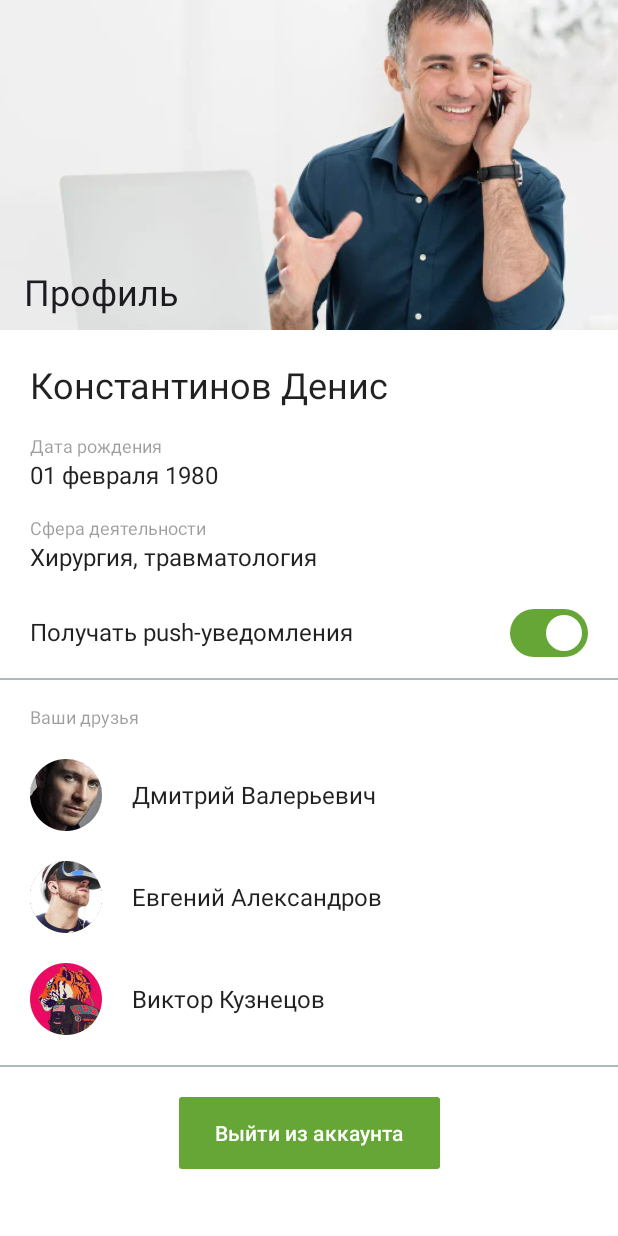
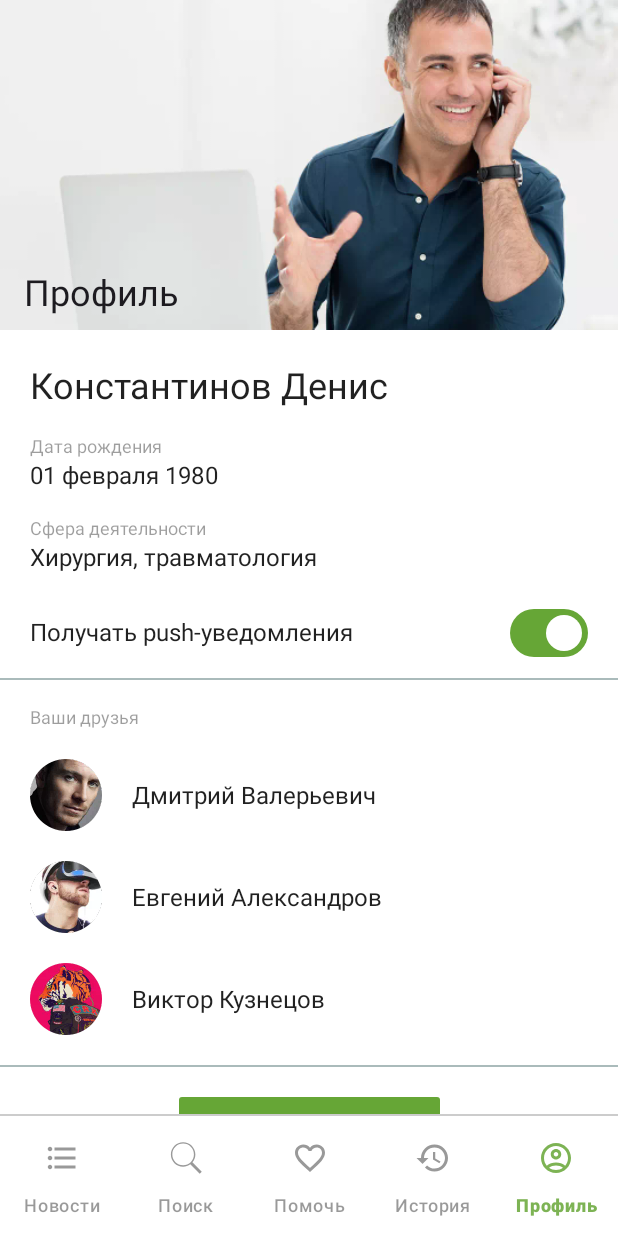
Before and after one commit to yaroslavss/Android_Practicum, an Android app: the screen it shows after launch (MainActivity), on a phone screen of 412 x 824 dp. Run offline under Robolectric (Android 15) with nearby library versions, the phone set to English and light mode, and no system bars; our stand-ins replace navigation-ui.

Commit message:
Add BottomNavigationView

```diff
--- a/app/src/main/java/com/yara/android_practicum/ui/MainActivity.kt
+++ b/app/src/main/java/com/yara/android_practicum/ui/MainActivity.kt
@@ -2,6 +2,10 @@ package com.yara.android_practicum.ui
 
 import android.os.Bundle
 import androidx.appcompat.app.AppCompatActivity
+import androidx.navigation.findNavController
+import androidx.navigation.ui.setupWithNavController
+import com.google.android.material.bottomnavigation.BottomNavigationView
+import com.yara.android_practicum.R
 import com.yara.android_practicum.databinding.ActivityMainBinding
 
 class MainActivity : AppCompatActivity() {
@@ -13,5 +17,10 @@ class MainActivity : AppCompatActivity() {
 
         binding = ActivityMainBinding.inflate(layoutInflater)
         setContentView(binding.root)
+
+        // set up navigation
+        val bottomNavView: BottomNavigationView = findViewById(R.id.bottom_navigation)
+        val navController = findNavController(R.id.nav_host_fragment_content_main)
+        bottomNavView.setupWithNavController(navController)
     }
 }
--- /dev/null
+++ b/app/src/main/res/color/bottom_nav_color.xml
@@ -0,0 +1,5 @@
+<?xml version="1.0" encoding="utf-8"?>
+<selector xmlns:android="http://schemas.android.com/apk/res/android">
+    <item android:color="@color/turtle_green" android:state_checked="true" />
+    <item android:color="@color/black_40" />
+</selector>
--- /dev/null
+++ b/app/src/main/res/drawable/ic_bottomnav_help.xml
@@ -0,0 +1,5 @@
+<vector android:height="24dp" android:tint="#000000"
+    android:viewportHeight="24" android:viewportWidth="24"
+    android:width="24dp" xmlns:android="http://schemas.android.com/apk/res/android">
+    <path android:fillColor="@android:color/white" android:pathData="M16.5,3c-1.74,0 -3.41,0.81 -4.5,2.09C10.91,3.81 9.24,3 7.5,3 4.42,3 2,5.42 2,8.5c0,3.78 3.4,6.86 8.55,11.54L12,21.35l1.45,-1.32C18.6,15.36 22,12.28 22,8.5 22,5.42 19.58,3 16.5,3zM12.1,18.55l-0.1,0.1 -0.1,-0.1C7.14,14.24 4,11.39 4,8.5 4,6.5 5.5,5 7.5,5c1.54,0 3.04,0.99 3.57,2.36h1.87C13.46,5.99 14.96,5 16.5,5c2,0 3.5,1.5 3.5,3.5 0,2.89 -3.14,5.74 -7.9,10.05z"/>
+</vector>
--- /dev/null
+++ b/app/src/main/res/drawable/ic_bottomnav_history.xml
@@ -0,0 +1,5 @@
+<vector android:height="24dp" android:tint="#000000"
+    android:viewportHeight="24" android:viewportWidth="24"
+    android:width="24dp" xmlns:android="http://schemas.android.com/apk/res/android">
+    <path android:fillColor="@android:color/white" android:pathData="M13,3c-4.97,0 -9,4.03 -9,9L1,12l3.89,3.89 0.07,0.14L9,12L6,12c0,-3.87 3.13,-7 7,-7s7,3.13 7,7 -3.13,7 -7,7c-1.93,0 -3.68,-0.79 -4.94,-2.06l-1.42,1.42C8.27,19.99 10.51,21 13,21c4.97,0 9,-4.03 9,-9s-4.03,-9 -9,-9zM12,8v5l4.28,2.54 0.72,-1.21 -3.5,-2.08L13.5,8L12,8z"/>
+</vector>
--- /dev/null
+++ b/app/src/main/res/drawable/ic_bottomnav_news.xml
@@ -0,0 +1,5 @@
+<vector android:autoMirrored="true" android:height="24dp"
+    android:tint="#000000" android:viewportHeight="24"
+    android:viewportWidth="24" android:width="24dp" xmlns:android="http://schemas.android.com/apk/res/android">
+    <path android:fillColor="@android:color/white" android:pathData="M4,10.5c-0.83,0 -1.5,0.67 -1.5,1.5s0.67,1.5 1.5,1.5 1.5,-0.67 1.5,-1.5 -0.67,-1.5 -1.5,-1.5zM4,4.5c-0.83,0 -1.5,0.67 -1.5,1.5S3.17,7.5 4,7.5 5.5,6.83 5.5,6 4.83,4.5 4,4.5zM4,16.5c-0.83,0 -1.5,0.68 -1.5,1.5s0.68,1.5 1.5,1.5 1.5,-0.68 1.5,-1.5 -0.67,-1.5 -1.5,-1.5zM7,19h14v-2L7,17v2zM7,13h14v-2L7,11v2zM7,5v2h14L21,5L7,5z"/>
+</vector>
--- /dev/null
+++ b/app/src/main/res/drawable/ic_bottomnav_profile.xml
@@ -0,0 +1,6 @@
+<vector android:height="24dp" android:tint="#000000"
+    android:viewportHeight="24" android:viewportWidth="24"
+    android:width="24dp" xmlns:android="http://schemas.android.com/apk/res/android">
+    <path android:fillColor="@android:color/white" android:pathData="M12,2C6.48,2 2,6.48 2,12s4.48,10 10,10s10,-4.48 10,-10S17.52,2 12,2zM7.35,18.5C8.66,17.56 10.26,17 12,17s3.34,0.56 4.65,1.5C15.34,19.44 13.74,20 12,20S8.66,19.44 7.35,18.5zM18.14,17.12L18.14,17.12C16.45,15.8 14.32,15 12,15s-4.45,0.8 -6.14,2.12l0,0C4.7,15.73 4,13.95 4,12c0,-4.42 3.58,-8 8,-8s8,3.58 8,8C20,13.95 19.3,15.73 18.14,17.12z"/>
+    <path android:fillColor="@android:color/white" android:pathData="M12,6c-1.93,0 -3.5,1.57 -3.5,3.5S10.07,13 12,13s3.5,-1.57 3.5,-3.5S13.93,6 12,6zM12,11c-0.83,0 -1.5,-0.67 -1.5,-1.5S11.17,8 12,8s1.5,0.67 1.5,1.5S12.83,11 12,11z"/>
+</vector>
--- /dev/null
+++ b/app/src/main/res/drawable/ic_bottomnav_search.xml
@@ -0,0 +1,4 @@
+<vector android:height="24dp" android:viewportHeight="50"
+    android:viewportWidth="50" android:width="24dp" xmlns:android="http://schemas.android.com/apk/res/android">
+    <path android:fillColor="#FF000000" android:pathData="M21,3C11.621,3 4,10.621 4,20C4,29.379 11.621,37 21,37C24.711,37 28.141,35.805 30.938,33.781L44.094,46.906L46.906,44.094L33.906,31.063C36.461,28.086 38,24.223 38,20C38,10.621 30.379,3 21,3ZM21,5C29.297,5 36,11.703 36,20C36,28.297 29.297,35 21,35C12.703,35 6,28.297 6,20C6,11.703 12.703,5 21,5Z"/>
+</vector>
--- a/app/src/main/res/layout/content_main.xml
+++ b/app/src/main/res/layout/content_main.xml
@@ -11,9 +11,31 @@
         android:layout_width="0dp"
         android:layout_height="0dp"
         app:defaultNavHost="true"
-        app:layout_constraintBottom_toBottomOf="parent"
+        app:layout_constraintBottom_toTopOf="@id/mdBottomNavBorderTop"
         app:layout_constraintEnd_toEndOf="parent"
         app:layout_constraintStart_toStartOf="parent"
         app:layout_constraintTop_toTopOf="parent"
         app:navGraph="@navigation/nav_graph" />
+
+    <com.google.android.material.divider.MaterialDivider
+        android:id="@+id/mdBottomNavBorderTop"
+        style="@style/Widget.App.MaterialDivider.BottomNavBorderTop"
+        android:layout_width="wrap_content"
+        android:layout_height="0dp"
+        app:layout_constraintBottom_toTopOf="@id/bottom_navigation"
+        app:layout_constraintEnd_toEndOf="parent"
+        app:layout_constraintStart_toStartOf="parent" />
+
+    <com.google.android.material.bottomnavigation.BottomNavigationView
+        android:id="@+id/bottom_navigation"
+        style="@style/Widget.App.BottomNavigationView"
+        android:layout_width="match_parent"
+        android:layout_height="wrap_content"
+        app:itemActiveIndicatorStyle="@style/Theme.BottomNavigationView.ActiveIndicator"
+        app:itemIconTint="@color/bottom_nav_color"
+        app:itemTextColor="@color/bottom_nav_color"
+        app:labelVisibilityMode="labeled"
+        app:layout_constraintBottom_toBottomOf="parent"
+        app:menu="@menu/menu_bottom" />
+
 </androidx.constraintlayout.widget.ConstraintLayout>
--- /dev/null
+++ b/app/src/main/res/menu/menu_bottom.xml
@@ -0,0 +1,23 @@
+<?xml version="1.0" encoding="utf-8"?>
+<menu xmlns:android="http://schemas.android.com/apk/res/android">
+    <item
+        android:id="@+id/itemNews"
+        android:icon="@drawable/ic_bottomnav_news"
+        android:title="@string/bottom_nav_news" />
+    <item
+        android:id="@+id/itemSearch"
+        android:icon="@drawable/ic_bottomnav_search"
+        android:title="@string/bottom_nav_search" />
+    <item
+        android:id="@+id/itemHelp"
+        android:icon="@drawable/ic_bottomnav_help"
+        android:title="@string/bottom_nav_help" />
+    <item
+        android:id="@+id/itemHistory"
+        android:icon="@drawable/ic_bottomnav_history"
+        android:title="@string/bottom_nav_history" />
+    <item
+        android:id="@+id/profileFragment"
+        android:icon="@drawable/ic_bottomnav_profile"
+        android:title="@string/profile_fragment_label" />
+</menu>
--- a/app/src/main/res/values/colors.xml
+++ b/app/src/main/res/values/colors.xml
@@ -10,7 +10,9 @@
     <color name="white">#FFFFFFFF</color>
 
     <!-- Project theme colors -->
+    <color name="black_20">#33000000</color>
     <color name="black_38">#61000000</color>
+    <color name="black_40">#66000000</color>
     <color name="black_87">#de000000</color>
     <color name="cool_grey">#aabbbb</color>
     <color name="splash_background">#FFEFF3F6</color>
--- a/app/src/main/res/values/strings.xml
+++ b/app/src/main/res/values/strings.xml
@@ -5,6 +5,10 @@
     <string name="loading_label">Загрузка</string>
 
     <!-- Strings used for fragments for navigation -->
+    <string name="bottom_nav_news">Новости</string>
+    <string name="bottom_nav_search">Поиск</string>
+    <string name="bottom_nav_help">Помочь</string>
+    <string name="bottom_nav_history">История</string>
     <string name="profile_fragment_label">Профиль</string>
 
     <!-- Profile fragment -->
--- a/app/src/main/res/values/themes.xml
+++ b/app/src/main/res/values/themes.xml
@@ -8,7 +8,25 @@
 
     <style name="Theme.Android_Practicum" parent="Base.Theme.Android_Practicum" />
 
+    <!-- divider -->
     <style name="Widget.App.MaterialDivider" parent="Widget.Material3.MaterialDivider">
         <item name="dividerColor">@color/cool_grey</item>
     </style>
+
+    <style name="Widget.App.MaterialDivider.BottomNavBorderTop" parent="Widget.Material3.MaterialDivider">
+        <item name="dividerColor">@color/black_20</item>
+    </style>
+
+    <!-- bottom navigation -->
+    <style name="Widget.App.BottomNavigationView" parent="Widget.Material3.BottomNavigationView">
+        <item name="materialThemeOverlay">@style/ThemeOverlay.App.BottomNavigationView</item>
+    </style>
+
+    <style name="Theme.BottomNavigationView.ActiveIndicator" parent="Widget.Material3.BottomNavigationView.ActiveIndicator">
+        <item name="android:color">@color/white</item>
+    </style>
+
+    <style name="ThemeOverlay.App.BottomNavigationView" parent="">
+        <item name="android:background">@color/white</item>
+    </style>
 </resources>
```
